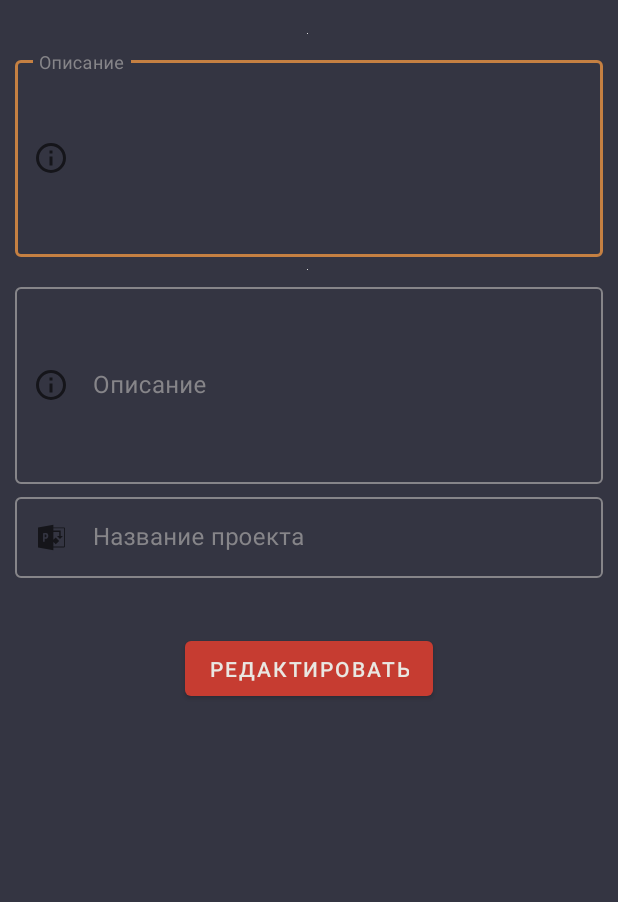
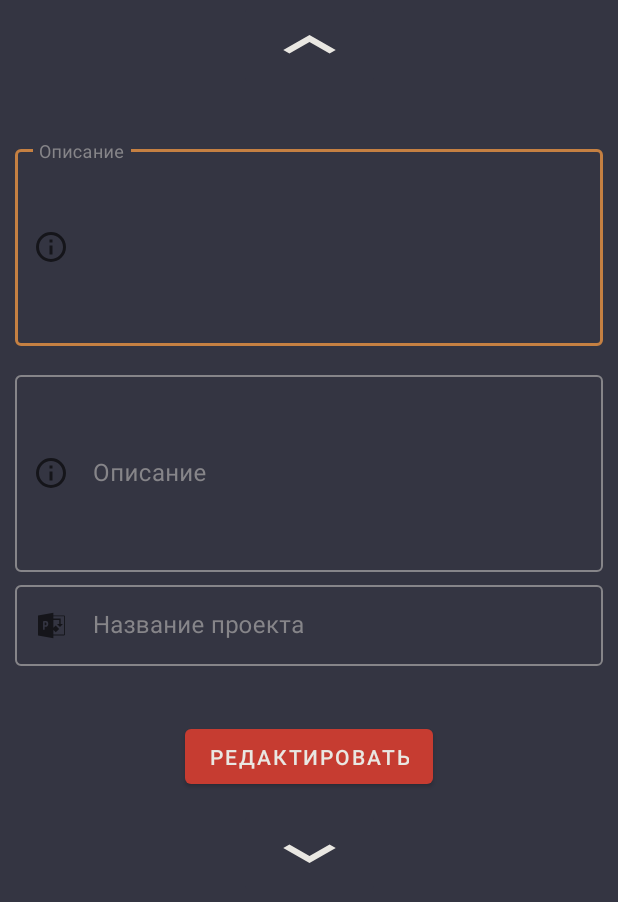
Before and after one commit to nikita-jpg/Visit, an Android app: the layout event_inf_dialog.xml on its own in the app's theme, with its tools: preview values and no code run, on a phone screen of 412 x 824 dp. Shown: the top 902 px of the screen. Run offline under Robolectric (Android 15) with nearby library versions, the phone set to English and light mode, and no system bars.

Commit message:
add: arrows at editting events list

```diff
--- a/app/src/main/java/com/example/visit/eventlist/RVAdapterTeam.java
+++ b/app/src/main/java/com/example/visit/eventlist/RVAdapterTeam.java
@@ -70,6 +70,7 @@ public class RVAdapterTeam extends RecyclerView.Adapter<RVAdapterTeam.TeamViewHo
             public void onClick(View v) {
                 EventInfFragment eventInfFragment = new EventInfFragment(cacheManager,teamEvents.get(position),context,RVAdapterTeam.this);
                 eventInfFragment.setTeamEvent(teamEvents.get(position));
+                eventInfFragment.setTeamEvents(teamEvents);
                 eventInfFragment.show(((AppCompatActivity) context).getSupportFragmentManager(), "addDialog");
             }
         });
--- a/app/src/main/res/layout/event_inf_dialog.xml
+++ b/app/src/main/res/layout/event_inf_dialog.xml
@@ -6,113 +6,40 @@
     xmlns:tools="http://schemas.android.com/tools"
     android:layout_width="match_parent"
     android:layout_height="match_parent"
-    android:padding="10dp"
     android:background="@color/colorPrimaryDark">
 
     <androidx.constraintlayout.widget.ConstraintLayout
         android:layout_width="match_parent"
         android:layout_height="match_parent">
 
-        <ImageView
-            android:id="@+id/event_inf_photo_1"
+        <ImageButton
+            android:id="@+id/prevPerson"
             android:layout_width="wrap_content"
             android:layout_height="wrap_content"
-            android:adjustViewBounds="true"
-            app:layout_constraintBottom_toBottomOf="parent"
+            android:backgroundTint="@color/colorPrimaryDark"
+            android:src="@xml/ic_keyboard_arrow_up_white"
             app:layout_constraintEnd_toEndOf="parent"
-            app:layout_constraintHorizontal_bias="0.498"
+            app:layout_constraintHorizontal_bias="0.5"
             app:layout_constraintStart_toStartOf="parent"
             app:layout_constraintTop_toTopOf="parent"
-            app:layout_constraintVertical_bias="0.026"
-            tools:srcCompat="@tools:sample/avatars" />
+            android:contentDescription="@string/previous_person" />
 
-        <com.google.android.material.textfield.TextInputLayout
-            android:id="@+id/event_inf_edit_1"
-            style="@style/TextLabel"
-            android:hint="@string/event_description"
-            android:layout_height="wrap_content"
-            app:layout_constraintBottom_toBottomOf="parent"
-            app:layout_constraintEnd_toEndOf="parent"
-            app:layout_constraintHorizontal_bias="0.495"
-            app:layout_constraintStart_toStartOf="parent"
-            app:layout_constraintTop_toBottomOf="@+id/event_inf_photo_1"
-            app:layout_constraintVertical_bias="0.039"
-            app:layout_constraintVertical_chainStyle="packed"
-            app:startIconDrawable="@xml/ic_info">
+        <include
+            android:id="@+id/include_fragment_edit_event"
+            layout="@layout/fragment_edit_event"
+            app:layout_constraintTop_toBottomOf="@+id/prevPerson"/>
 
-            <com.google.android.material.textfield.TextInputEditText
-                android:layout_width="match_parent"
-                android:layout_height="wrap_content"
-                android:minLines="5"/>
-
-        </com.google.android.material.textfield.TextInputLayout>
-
-
-        <ImageView
-            android:id="@+id/event_inf_photo_2"
+        <ImageButton
+            android:id="@+id/nextPerson"
             android:layout_width="wrap_content"
             android:layout_height="wrap_content"
-            android:adjustViewBounds="true"
-            app:layout_constraintTop_toBottomOf="@+id/event_inf_edit_1"
-            app:layout_constraintBottom_toBottomOf="parent"
+            android:backgroundTint="@color/colorPrimaryDark"
+            android:src="@xml/ic_keyboard_arrow_down_white"
             app:layout_constraintEnd_toEndOf="parent"
-            app:layout_constraintHorizontal_bias="0.498"
+            app:layout_constraintHorizontal_bias="0.5"
             app:layout_constraintStart_toStartOf="parent"
-            app:layout_constraintVertical_bias="0.026"
-            tools:srcCompat="@tools:sample/avatars" />
-
-        <com.google.android.material.textfield.TextInputLayout
-            android:id="@+id/event_inf_edit_2"
-            style="@style/TextLabel"
-            android:hint="@string/event_description"
-            android:layout_height="wrap_content"
-            app:layout_constraintBottom_toBottomOf="parent"
-            app:layout_constraintEnd_toEndOf="parent"
-            app:layout_constraintHorizontal_bias="0.495"
-            app:layout_constraintStart_toStartOf="parent"
-            app:layout_constraintTop_toBottomOf="@+id/event_inf_photo_2"
-            app:layout_constraintVertical_bias="0.039"
-            app:layout_constraintVertical_chainStyle="packed"
-            app:startIconDrawable="@xml/ic_info">
-
-            <com.google.android.material.textfield.TextInputEditText
-                android:layout_width="match_parent"
-                android:layout_height="wrap_content"
-                android:minLines="5"/>
-
-        </com.google.android.material.textfield.TextInputLayout>
-
-
-        <com.google.android.material.textfield.TextInputLayout
-            android:id="@+id/event_inf_title"
-            style="@style/TextLabel"
-            android:hint="@string/event_title"
-            app:layout_constraintBottom_toBottomOf="parent"
-            app:layout_constraintEnd_toEndOf="parent"
-            app:layout_constraintHorizontal_bias="0.495"
-            app:layout_constraintStart_toStartOf="parent"
-            app:layout_constraintTop_toBottomOf="@+id/event_inf_edit_2"
-            app:layout_constraintVertical_bias="0.039"
-            app:layout_constraintVertical_chainStyle="packed"
-            app:startIconDrawable="@xml/ic_project_icon">
-
-            <com.google.android.material.textfield.TextInputEditText
-                android:layout_width="match_parent"
-                android:layout_height="wrap_content"
-                android:minLines="5"/>
-
-        </com.google.android.material.textfield.TextInputLayout>
-
-        <Button
-            android:id="@+id/event_inf_btn"
-            style="@style/styleBtn"
-            android:layout_marginTop="36dp"
-            android:text="Редактировать"
-            app:layout_constraintEnd_toEndOf="parent"
-            app:layout_constraintStart_toStartOf="parent"
-            app:layout_constraintTop_toBottomOf="@+id/event_inf_title" />
-
-
+            app:layout_constraintTop_toBottomOf="@+id/include_fragment_edit_event"
+            android:contentDescription="@string/next_person" />
 
     </androidx.constraintlayout.widget.ConstraintLayout>
 
--- /dev/null
+++ b/app/src/main/res/layout/fragment_edit_event.xml
@@ -0,0 +1,115 @@
+<?xml version="1.0" encoding="utf-8"?>
+<androidx.constraintlayout.widget.ConstraintLayout
+    android:id="@+id/fragment_edit"
+    style="@style/BackgroundContainer"
+    tools:context=".MainActivity"
+    app:layout_constraintBottom_toBottomOf="parent"
+    app:layout_constraintEnd_toEndOf="parent"
+    app:layout_constraintStart_toStartOf="parent"
+    app:layout_constraintTop_toTopOf="parent"
+    android:padding="10dp"
+    xmlns:android="http://schemas.android.com/apk/res/android"
+    xmlns:tools="http://schemas.android.com/tools"
+    xmlns:app="http://schemas.android.com/apk/res-auto">
+
+    <ImageView
+        android:id="@+id/event_inf_photo_1"
+        android:layout_width="wrap_content"
+        android:layout_height="wrap_content"
+        android:adjustViewBounds="true"
+        app:layout_constraintBottom_toBottomOf="parent"
+        app:layout_constraintEnd_toEndOf="parent"
+        app:layout_constraintHorizontal_bias="0.498"
+        app:layout_constraintStart_toStartOf="parent"
+        app:layout_constraintTop_toTopOf="parent"
+        app:layout_constraintVertical_bias="0.026"
+        tools:srcCompat="@tools:sample/avatars" />
+
+    <com.google.android.material.textfield.TextInputLayout
+        android:id="@+id/event_inf_edit_1"
+        style="@style/TextLabel"
+        android:hint="@string/event_description"
+        android:layout_height="wrap_content"
+        app:layout_constraintBottom_toBottomOf="parent"
+        app:layout_constraintEnd_toEndOf="parent"
+        app:layout_constraintHorizontal_bias="0.495"
+        app:layout_constraintStart_toStartOf="parent"
+        app:layout_constraintTop_toBottomOf="@+id/event_inf_photo_1"
+        app:layout_constraintVertical_bias="0.039"
+        app:layout_constraintVertical_chainStyle="packed"
+        app:startIconDrawable="@xml/ic_info">
+
+        <com.google.android.material.textfield.TextInputEditText
+            android:layout_width="match_parent"
+            android:layout_height="wrap_content"
+            android:minLines="5"/>
+
+    </com.google.android.material.textfield.TextInputLayout>
+
+
+    <ImageView
+        android:id="@+id/event_inf_photo_2"
+        android:layout_width="wrap_content"
+        android:layout_height="wrap_content"
+        android:adjustViewBounds="true"
+        app:layout_constraintTop_toBottomOf="@+id/event_inf_edit_1"
+        app:layout_constraintBottom_toBottomOf="parent"
+        app:layout_constraintEnd_toEndOf="parent"
+        app:layout_constraintHorizontal_bias="0.498"
+        app:layout_constraintStart_toStartOf="parent"
+        app:layout_constraintVertical_bias="0.026"
+        tools:srcCompat="@tools:sample/avatars" />
+
+    <com.google.android.material.textfield.TextInputLayout
+        android:id="@+id/event_inf_edit_2"
+        style="@style/TextLabel"
+        android:hint="@string/event_description"
+        android:layout_height="wrap_content"
+        app:layout_constraintBottom_toBottomOf="parent"
+        app:layout_constraintEnd_toEndOf="parent"
+        app:layout_constraintHorizontal_bias="0.495"
+        app:layout_constraintStart_toStartOf="parent"
+        app:layout_constraintTop_toBottomOf="@+id/event_inf_photo_2"
+        app:layout_constraintVertical_bias="0.039"
+        app:layout_constraintVertical_chainStyle="packed"
+        app:startIconDrawable="@xml/ic_info">
+
+        <com.google.android.material.textfield.TextInputEditText
+            android:layout_width="match_parent"
+            android:layout_height="wrap_content"
+            android:minLines="5"/>
+
+    </com.google.android.material.textfield.TextInputLayout>
+
+
+    <com.google.android.material.textfield.TextInputLayout
+        android:id="@+id/event_inf_title"
+        style="@style/TextLabel"
+        android:hint="@string/event_title"
+        app:layout_constraintBottom_toBottomOf="parent"
+        app:layout_constraintEnd_toEndOf="parent"
+        app:layout_constraintHorizontal_bias="0.495"
+        app:layout_constraintStart_toStartOf="parent"
+        app:layout_constraintTop_toBottomOf="@+id/event_inf_edit_2"
+        app:layout_constraintVertical_bias="0.039"
+        app:layout_constraintVertical_chainStyle="packed"
+        app:startIconDrawable="@xml/ic_project_icon">
+
+        <com.google.android.material.textfield.TextInputEditText
+            android:layout_width="match_parent"
+            android:layout_height="wrap_content"
+            android:minLines="5"/>
+
+    </com.google.android.material.textfield.TextInputLayout>
+
+    <Button
+        android:id="@+id/event_inf_btn"
+        style="@style/styleBtn"
+        android:layout_marginTop="36dp"
+        android:text="Редактировать"
+        app:layout_constraintEnd_toEndOf="parent"
+        app:layout_constraintStart_toStartOf="parent"
+        app:layout_constraintTop_toBottomOf="@+id/event_inf_title" />
+
+
+</androidx.constraintlayout.widget.ConstraintLayout>
--- a/app/src/main/res/layout/fragment_edit.xml
+++ b/app/src/main/res/layout/fragment_edit_person.xml
@@ -1,5 +1,4 @@
 <?xml version="1.0" encoding="utf-8"?>
-
 
 <androidx.constraintlayout.widget.ConstraintLayout
     android:id="@+id/fragment_edit"
--- a/app/src/main/res/layout/person_inf_dialog.xml
+++ b/app/src/main/res/layout/person_inf_dialog.xml
@@ -24,8 +24,8 @@
             app:layout_constraintTop_toTopOf="parent" />
 
         <include
-            android:id="@+id/include_fragment_edit"
-            layout="@layout/fragment_edit"
+            android:id="@+id/include_fragment_edit_person"
+            layout="@layout/fragment_edit_person"
             app:layout_constraintTop_toBottomOf="@+id/prevPerson"/>
 
         <ImageButton
@@ -37,7 +37,7 @@
             app:layout_constraintEnd_toEndOf="parent"
             app:layout_constraintHorizontal_bias="0.5"
             app:layout_constraintStart_toStartOf="parent"
-            app:layout_constraintTop_toBottomOf="@+id/include_fragment_edit"
+            app:layout_constraintTop_toBottomOf="@+id/include_fragment_edit_person"
             android:contentDescription="next person" />
 
 
--- a/app/src/main/res/values/strings.xml
+++ b/app/src/main/res/values/strings.xml
@@ -59,5 +59,7 @@
     <string name="test_3">sdsdsd</string>
     <string name="test_4">Тесfт_3</string>
     <string name="test_5">Тесfт_4</string>
+    <string name="next_person">next person</string>
+    <string name="previous_person">previous person</string>
 
 </resources>
```
Also changed, not shown: app/src/main/java/com/example/visit/eventlist/EventInfFragment.java (+43 -0 lines), app/src/main/java/com/example/visit/personlist/PersonalInfFragment.java (+6 -4 lines).
